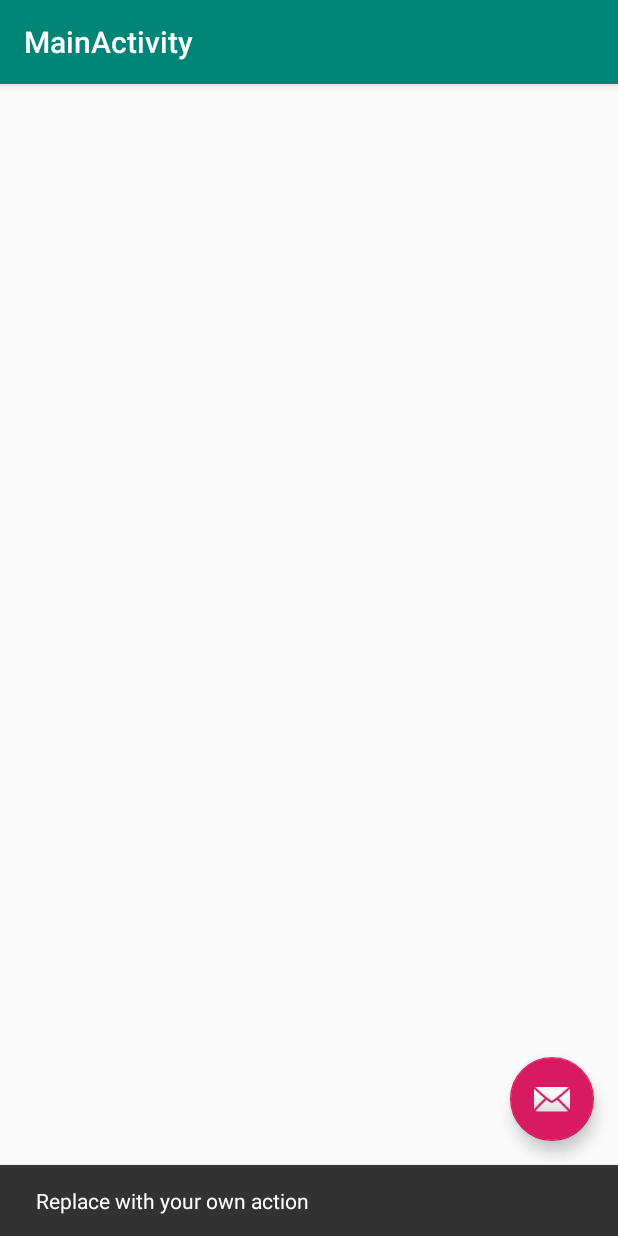
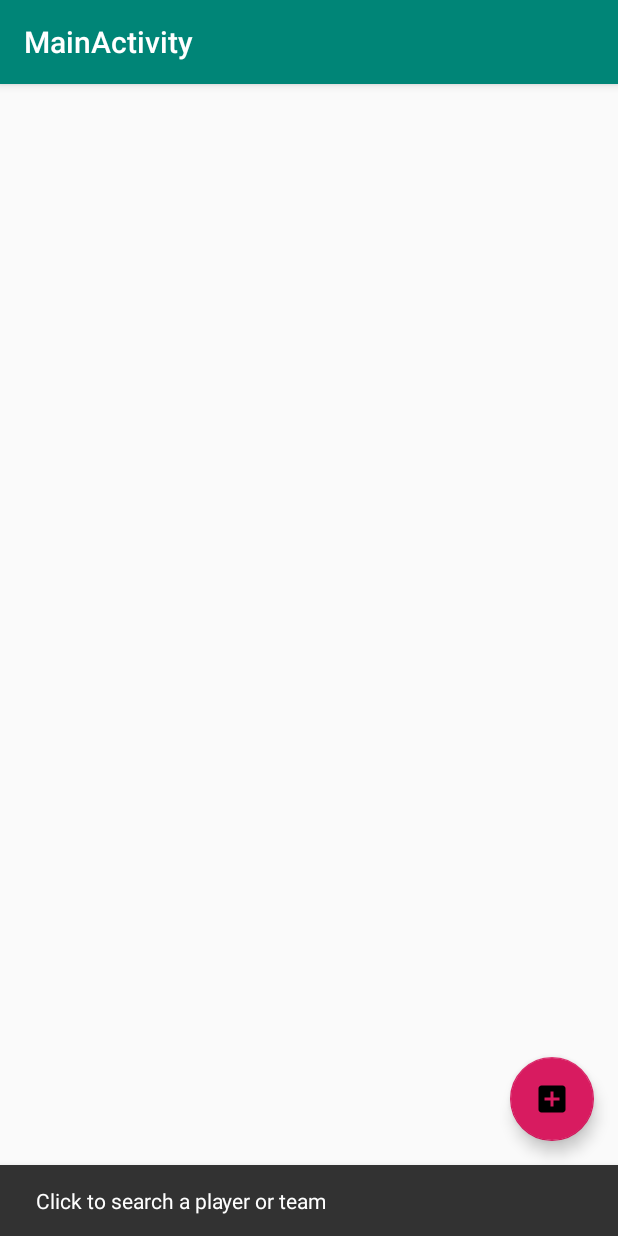
Before and after one commit to NewbieCoder10/fantasy-football-stats, an Android app: the screen it shows after launch (MainActivity), after a tap on an icon or button, on a phone screen of 412 x 824 dp. Run offline under Robolectric (Android 15) with nearby library versions, the phone set to English and light mode, and no system bars; our stand-ins replace Room's generated code; libraries missing offline, so code that uses them is left out: com.facebook.stetho; 1 statement that could not run was skipped.

Commit message:
Updated information on the Activity main page.

```diff
--- a/app/src/main/java/com/khasianowebb/fantasyfootballstats/controller/MainActivity.java
+++ b/app/src/main/java/com/khasianowebb/fantasyfootballstats/controller/MainActivity.java
@@ -21,7 +21,7 @@ public class MainActivity extends AppCompatActivity {
     fab.setOnClickListener(new View.OnClickListener() {
       @Override
       public void onClick(View view) {
-        Snackbar.make(view, "Replace with your own action", Snackbar.LENGTH_LONG)
+        Snackbar.make(view, "Click to search a player or team", Snackbar.LENGTH_LONG)
             .setAction("Action", null).show();
       }
     });
--- /dev/null
+++ b/app/src/main/res/drawable/add_box.xml
@@ -0,0 +1,9 @@
+<vector xmlns:android="http://schemas.android.com/apk/res/android"
+        android:width="24dp"
+        android:height="24dp"
+        android:viewportWidth="24.0"
+        android:viewportHeight="24.0">
+    <path
+        android:fillColor="#FF000000"
+        android:pathData="M19,3L5,3c-1.11,0 -2,0.9 -2,2v14c0,1.1 0.89,2 2,2h14c1.1,0 2,-0.9 2,-2L21,5c0,-1.1 -0.9,-2 -2,-2zM17,13h-4v4h-2v-4L7,13v-2h4L11,7h2v4h4v2z"/>
+</vector>
--- a/app/src/main/res/layout/activity_main.xml
+++ b/app/src/main/res/layout/activity_main.xml
@@ -27,7 +27,7 @@
     android:layout_height="wrap_content"
     android:layout_margin="@dimen/fab_margin"
     android:layout_gravity="bottom|end"
-    app:srcCompat="@android:drawable/ic_dialog_email"/>
+    app:srcCompat="@drawable/add_box"/>
 
   <include layout="@layout/content_main2"/>
 
```
